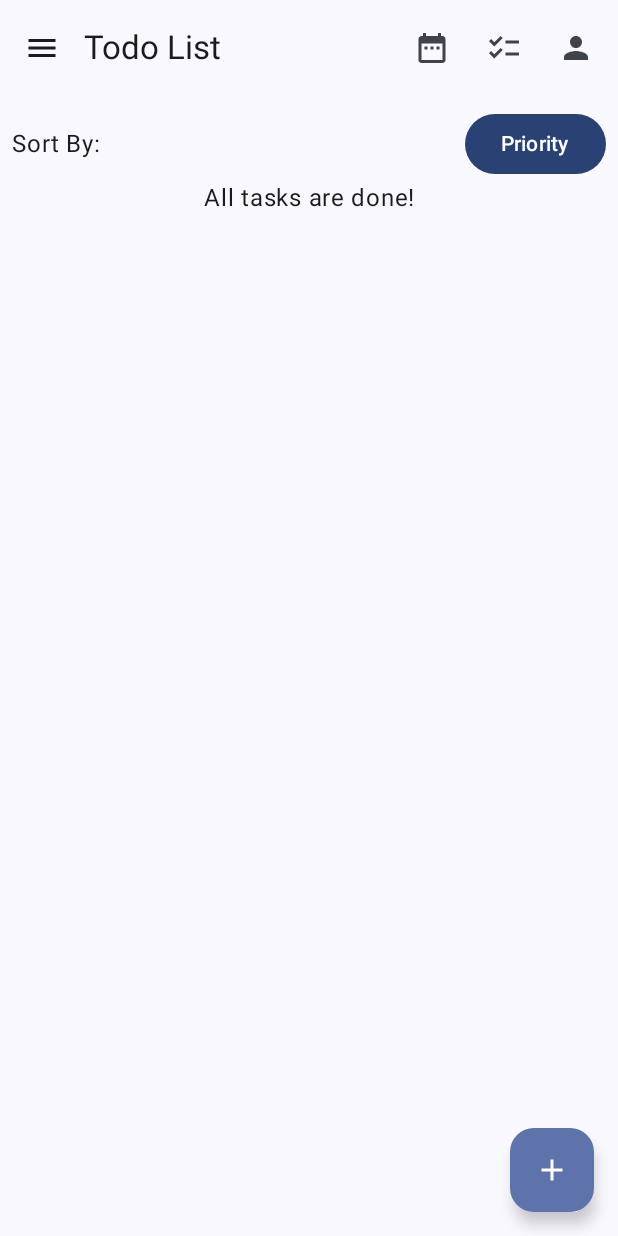
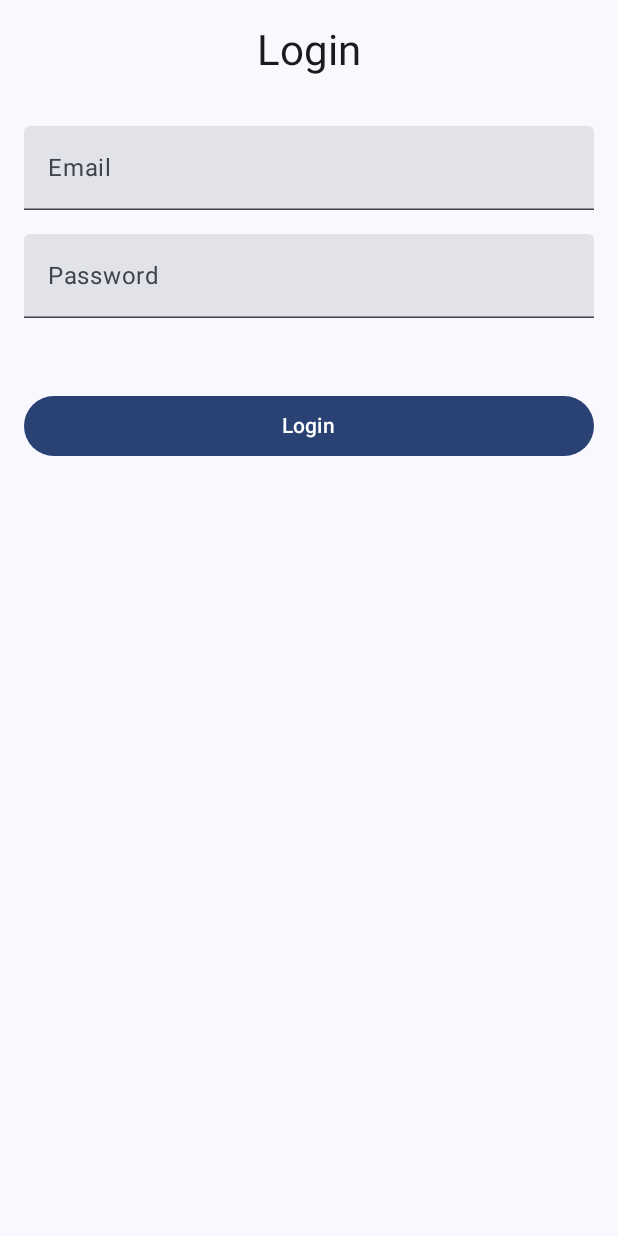
Before and after one commit to kmatijev/DidIt, an Android app built with Jetpack Compose: the screen it shows after launch (MainActivity), on a phone screen of 412 x 824 dp. Run offline under Robolectric (Android 15) with nearby library versions, the phone set to English and light mode, and no system bars; our stand-ins replace Firebase (no records; nobody signed in at launch, a user with empty details on screens opened directly), Room's generated code.

Commit message:
FEAT: Added LoginPage and AuthViewModel.

```diff
--- /dev/null
+++ b/app/src/main/java/com/example/didit/AuthViewModel.kt
@@ -0,0 +1,63 @@
+package com.example.didit
+
+import androidx.lifecycle.ViewModel
+import androidx.lifecycle.viewModelScope
+import com.google.firebase.auth.FirebaseAuth
+import com.google.firebase.auth.FirebaseUser
+import kotlinx.coroutines.Dispatchers
+import kotlinx.coroutines.flow.MutableStateFlow
+import kotlinx.coroutines.flow.StateFlow
+import kotlinx.coroutines.launch
+import kotlinx.coroutines.tasks.await
+import kotlinx.coroutines.withContext
+
+class AuthViewModel : ViewModel() {
+
+    // Track whether the user is logged in
+    private val _isLoggedIn = MutableStateFlow(false)
+    val isLoggedIn: StateFlow<Boolean> = _isLoggedIn
+
+    // Firebase user data
+    private val _user = MutableStateFlow<FirebaseUser?>(null)
+    val user: StateFlow<FirebaseUser?> = _user
+
+    // Authentication state
+    private val _authState = MutableStateFlow<AuthState>(AuthState.Idle)
+    val authState: StateFlow<AuthState> = _authState
+
+    // Login function - called from the UI
+    fun login(email: String, password: String) {
+        viewModelScope.launch {
+            try {
+                _authState.value = AuthState.Loading
+                val result = authenticateUser(email, password)
+                _user.value = result
+                _authState.value = AuthState.Success
+                _isLoggedIn.value = true  // User is logged in
+            } catch (e: Exception) {
+                _authState.value = AuthState.Error(e.message ?: "Login failed")
+                _isLoggedIn.value = false  // Authentication failed
+            }
+        }
+    }
+
+    // Authenticate using FirebaseAuth (suspend function)
+    private suspend fun authenticateUser(email: String, password: String): FirebaseUser? {
+        return withContext(Dispatchers.IO) {
+            try {
+                // Use FirebaseAuth to authenticate
+                val authResult = FirebaseAuth.getInstance().signInWithEmailAndPassword(email, password).await()
+                authResult.user
+            } catch (e: Exception) {
+                throw e // Rethrow to be caught by the calling function
+            }
+        }
+    }
+}
+
+sealed class AuthState {
+    data object Idle : AuthState()
+    data object Loading : AuthState()
+    data object Success : AuthState()
+    data class Error(val message: String) : AuthState()
+}
--- /dev/null
+++ b/app/src/main/java/com/example/didit/LoginPage.kt
@@ -0,0 +1,101 @@
+package com.example.didit
+
+import androidx.compose.foundation.layout.Box
+import androidx.compose.foundation.layout.Column
+import androidx.compose.foundation.layout.Spacer
+import androidx.compose.foundation.layout.fillMaxSize
+import androidx.compose.foundation.layout.fillMaxWidth
+import androidx.compose.foundation.layout.height
+import androidx.compose.foundation.layout.padding
+import androidx.compose.material3.Button
+import androidx.compose.material3.CircularProgressIndicator
+import androidx.compose.material3.MaterialTheme
+import androidx.compose.material3.Text
+import androidx.compose.material3.TextField
+import androidx.compose.runtime.Composable
+import androidx.compose.runtime.LaunchedEffect
+import androidx.compose.runtime.collectAsState
+import androidx.compose.runtime.getValue
+import androidx.compose.runtime.mutableStateOf
+import androidx.compose.runtime.remember
+import androidx.compose.runtime.setValue
+import androidx.compose.ui.Alignment
+import androidx.compose.ui.Modifier
+import androidx.compose.ui.graphics.Color
+import androidx.compose.ui.text.input.PasswordVisualTransformation
+import androidx.compose.ui.unit.dp
+
+@Composable
+fun LoginPage(
+    viewModel: AuthViewModel,
+    onLoginSuccess: () -> Unit
+) {
+    var email by remember { mutableStateOf("") }
+    var password by remember { mutableStateOf("") }
+    val authState by viewModel.authState.collectAsState()
+
+    // Handle UI based on authentication state
+    when (authState) {
+        is AuthState.Loading -> {
+            // Show loading indicator
+            Box(
+                modifier = Modifier.fillMaxSize(),
+                contentAlignment = Alignment.Center
+            ) {
+                CircularProgressIndicator()
+            }
+        }
+        is AuthState.Success -> {
+            // Trigger onLoginSuccess when login is successful
+            LaunchedEffect(Unit) {
+                onLoginSuccess() // Navigate to the next screen
+            }
+        }
+        is AuthState.Error -> {
+            // Show error message
+            val error = (authState as AuthState.Error).message
+            Text(text = error, color = Color.Red)
+        }
+        else -> {
+            // Show login form
+            Column(
+                modifier = Modifier
+                    .fillMaxSize()
+                    .padding(16.dp),
+                horizontalAlignment = Alignment.CenterHorizontally
+            ) {
+                Text(
+                    text = "Login",
+                    style = MaterialTheme.typography.headlineMedium,
+                    modifier = Modifier.padding(bottom = 32.dp)
+                )
+
+                TextField(
+                    value = email,
+                    onValueChange = { email = it },
+                    label = { Text("Email") },
+                    modifier = Modifier.fillMaxWidth()
+                )
+                Spacer(modifier = Modifier.height(16.dp))
+
+                TextField(
+                    value = password,
+                    onValueChange = { password = it },
+                    label = { Text("Password") },
+                    modifier = Modifier.fillMaxWidth(),
+                    visualTransformation = PasswordVisualTransformation()
+                )
+                Spacer(modifier = Modifier.height(32.dp))
+
+                Button(
+                    onClick = { viewModel.login(email, password) },
+                    modifier = Modifier
+                        .fillMaxWidth()
+                        .padding(top = 16.dp)
+                ) {
+                    Text("Login")
+                }
+            }
+        }
+    }
+}
--- a/app/src/main/java/com/example/didit/MainActivity.kt
+++ b/app/src/main/java/com/example/didit/MainActivity.kt
@@ -8,6 +8,7 @@ import androidx.compose.foundation.layout.fillMaxSize
 import androidx.compose.material3.MaterialTheme
 import androidx.compose.material3.Surface
 import androidx.compose.runtime.Composable
+import androidx.compose.runtime.LaunchedEffect
 import androidx.compose.runtime.collectAsState
 import androidx.compose.runtime.getValue
 import androidx.compose.ui.Modifier
@@ -16,14 +17,18 @@ import androidx.navigation.compose.NavHost
 import androidx.navigation.compose.composable
 import androidx.navigation.compose.rememberNavController
 import com.example.didit.ui.theme.DidItTheme
+import com.google.firebase.FirebaseApp
 
 
 class MainActivity : ComponentActivity() {
     override fun onCreate(savedInstanceState: Bundle?) {
         super.onCreate(savedInstanceState)
 
+        FirebaseApp.initializeApp(this)
+
         // Initialize the database in MainActivity (if needed for the app's setup)
         val todoViewModel = ViewModelProvider(this)[TodoViewModel::class.java]
+        val authViewModel = ViewModelProvider(this)[AuthViewModel::class.java]
 
 
         enableEdgeToEdge() // Your setup code for UI if necessary
@@ -37,7 +42,7 @@ class MainActivity : ComponentActivity() {
                     modifier = Modifier.fillMaxSize(),
                     color = MaterialTheme.colorScheme.background
                 ) {
-                    MainApp(todoViewModel) // MainApp composable that manages navigation
+                    MainApp(todoViewModel, authViewModel) // MainApp composable that manages navigation
                 }
             }
         }
@@ -45,16 +50,46 @@ class MainActivity : ComponentActivity() {
 }
 
 @Composable
-fun MainApp(viewModel: TodoViewModel) {
+fun MainApp(
+    todoViewModel: TodoViewModel,
+    authViewModel: AuthViewModel // Pass AuthViewModel for login management
+) {
     val navController = rememberNavController() // Create a NavController
+
+    // Observe the authentication state
+    val isLoggedIn by authViewModel.isLoggedIn.collectAsState()
+
+    // Observe login state and handle navigation
+    LaunchedEffect(isLoggedIn) {
+        if (isLoggedIn) {
+            navController.navigate("todoListPage") {
+                popUpTo(0) { inclusive = true } // Clear back stack to avoid login screen navigation issues
+            }
+        } else {
+            navController.navigate("loginPage") {
+                popUpTo(0) { inclusive = true } // Clear back stack for logout
+            }
+        }
+    }
 
     NavHost(
         navController = navController,
-        startDestination = "todoListPage"
+        startDestination = if (isLoggedIn) "todoListPage" else "loginPage"
     ) {
+        // Login Page
+        composable("loginPage") {
+            LoginPage(
+                viewModel = authViewModel,
+                onLoginSuccess = {
+                    navController.navigate("todoListPage")
+                }
+            )
+        }
+
+        // To-do List Page
         composable("todoListPage") {
             TodoListPage(
-                viewModel = viewModel,
+                viewModel = todoViewModel,
                 onFinishedTasksClick = {
                     navController.navigate("finishedTasksPage")
                 },
@@ -63,9 +98,11 @@ fun MainApp(viewModel: TodoViewModel) {
                 }
             )
         }
+
+        // Finished Tasks Page
         composable("finishedTasksPage") {
             FinishedTasksPage(
-                viewModel = viewModel,
+                viewModel = todoViewModel,
                 onTasksClick = {
                     navController.navigate("todoListPage")
                 },
@@ -74,9 +111,11 @@ fun MainApp(viewModel: TodoViewModel) {
                 }
             )
         }
+
+        // Profile Page
         composable("profilePage") {
             ProfilePage(
-                viewModel = viewModel,
+                viewModel = todoViewModel,
                 onTasksClick = {
                     navController.navigate("todoListPage")
                 },
--- a/app/src/main/java/com/example/didit/TodoListPage.kt
+++ b/app/src/main/java/com/example/didit/TodoListPage.kt
@@ -115,7 +115,7 @@ fun TodoListPage(
     var showSnackbar by remember { mutableStateOf(false) }
     var snackbarMessage by remember { mutableStateOf("") }
 
-    Log.d("SortedTodoList", "Sorted by $selectedSortOption: $sortedTodoList")
+    //Log.d("SortedTodoList", "Sorted by $selectedSortOption: $sortedTodoList")
 
     var showDialog by remember { mutableStateOf(false) }
 
--- a/app/src/main/java/com/example/didit/TodoViewModel.kt
+++ b/app/src/main/java/com/example/didit/TodoViewModel.kt
@@ -22,7 +22,14 @@ import java.util.Date
 
 class TodoViewModel(application: Application) : AndroidViewModel(application) {
     private val todoDao = MainApplication.todoDatabase.getTodoDao()
+
     private val context = application.applicationContext
+
+    private val preferencesManager = PreferencesManager(application)
+
+    // MutableStateFlow to manage the current theme state (light or dark)
+    private val _isDarkMode = MutableStateFlow(preferencesManager.getThemePreference())
+    val isDarkMode: StateFlow<Boolean> = _isDarkMode
 
     private val _sortOption = MutableLiveData<SortOption>(SortOption.BY_PRIORITY) // Default sorting option
     private val sortOption: LiveData<SortOption> = _sortOption
@@ -94,7 +101,6 @@ class TodoViewModel(application: Application) : AndroidViewModel(application) {
         }
     }
 
-
     fun deleteTodo(id: Int) {
         viewModelScope.launch(Dispatchers.IO) {
             todoDao.deleteTodo(id)
@@ -120,12 +126,6 @@ class TodoViewModel(application: Application) : AndroidViewModel(application) {
         }
     }
 
-    private val preferencesManager = PreferencesManager(application)
-
-    // MutableStateFlow to manage the current theme state (light or dark)
-    private val _isDarkMode = MutableStateFlow(preferencesManager.getThemePreference())
-    val isDarkMode: StateFlow<Boolean> = _isDarkMode
-
     // Toggle theme and save the preference
     fun toggleTheme() {
         _isDarkMode.value = !_isDarkMode.value
--- a/app/src/main/java/com/example/didit/db/TodoDao.kt
+++ b/app/src/main/java/com/example/didit/db/TodoDao.kt
@@ -23,11 +23,11 @@ interface TodoDao {
     fun getAllTodo(): LiveData<List<Todo>>
 
     @Insert
-    fun addTodo(todo : Todo)
+    suspend fun addTodo(todo : Todo)
 
     @Update
     suspend fun updateTodo(todo: Todo)
 
     @Query("Delete FROM todos where id = :id")
-    fun deleteTodo(id : Int)
+    suspend fun deleteTodo(id : Int)
 }
--- a/app/src/main/java/com/example/didit/db/TodoDatabase.kt
+++ b/app/src/main/java/com/example/didit/db/TodoDatabase.kt
@@ -5,7 +5,7 @@ import androidx.room.RoomDatabase
 import androidx.room.TypeConverters
 import com.example.didit.Todo
 
-@Database(entities = [Todo::class], version = 5)
+@Database(entities = [Todo::class], version = 6)
 @TypeConverters(Converters::class)
 abstract class TodoDatabase : RoomDatabase(){
 
--- a/build.gradle.kts
+++ b/build.gradle.kts
@@ -2,4 +2,5 @@
 plugins {
     alias(libs.plugins.android.application) apply false
     alias(libs.plugins.jetbrains.kotlin.android) apply false
+    alias(libs.plugins.google.gms.google.services) apply false
 }
--- a/gradle/libs.versions.toml
+++ b/gradle/libs.versions.toml
@@ -16,6 +16,8 @@ roomRuntimeVersion = "2.5.0"
 runtimeLivedata = "1.7.6"
 media3CommonKtx = "1.5.1"
 navigationCompose = "2.8.5"
+googleGmsGoogleServices = "4.4.2"
+firebaseAuth = "23.1.0"
 
 [libraries]
 androidx-core-ktx = { group = "androidx.core", name = "core-ktx", version.ref = "coreKtx" }
@@ -41,7 +43,9 @@ androidx-material3 = { group = "androidx.compose.material3", name = "material3"
 room-ktx = { module = "androidx.room:room-ktx", version.ref = "roomKtx" }
 androidx-media3-common-ktx = { group = "androidx.media3", name = "media3-common-ktx", version.ref = "media3CommonKtx" }
 androidx-navigation-compose = { group = "androidx.navigation", name = "navigation-compose", version.ref = "navigationCompose" }
+firebase-auth = { group = "com.google.firebase", name = "firebase-auth", version.ref = "firebaseAuth" }
 
 [plugins]
 android-application = { id = "com.android.application", version.ref = "agp" }
 jetbrains-kotlin-android = { id = "org.jetbrains.kotlin.android", version.ref = "kotlin" }
+google-gms-google-services = { id = "com.google.gms.google-services", version.ref = "googleGmsGoogleServices" }
```
Also changed, not shown: app/build.gradle.kts (+6 -1 lines), app/src/main/java/com/example/didit/Todo.kt (+16 -1 lines), app/src/main/java/com/example/didit/db/User.kt (added, +12 -0 lines), app/src/main/java/com/example/didit/db/UserDao.kt (added, +14 -0 lines), 1 other file.
